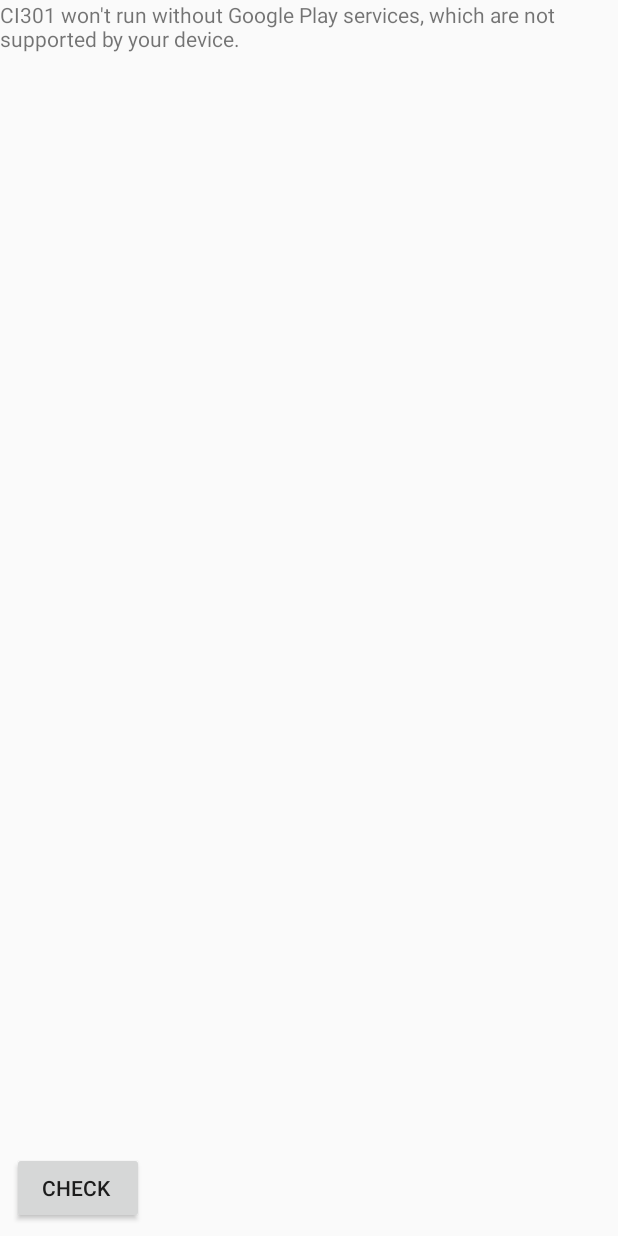
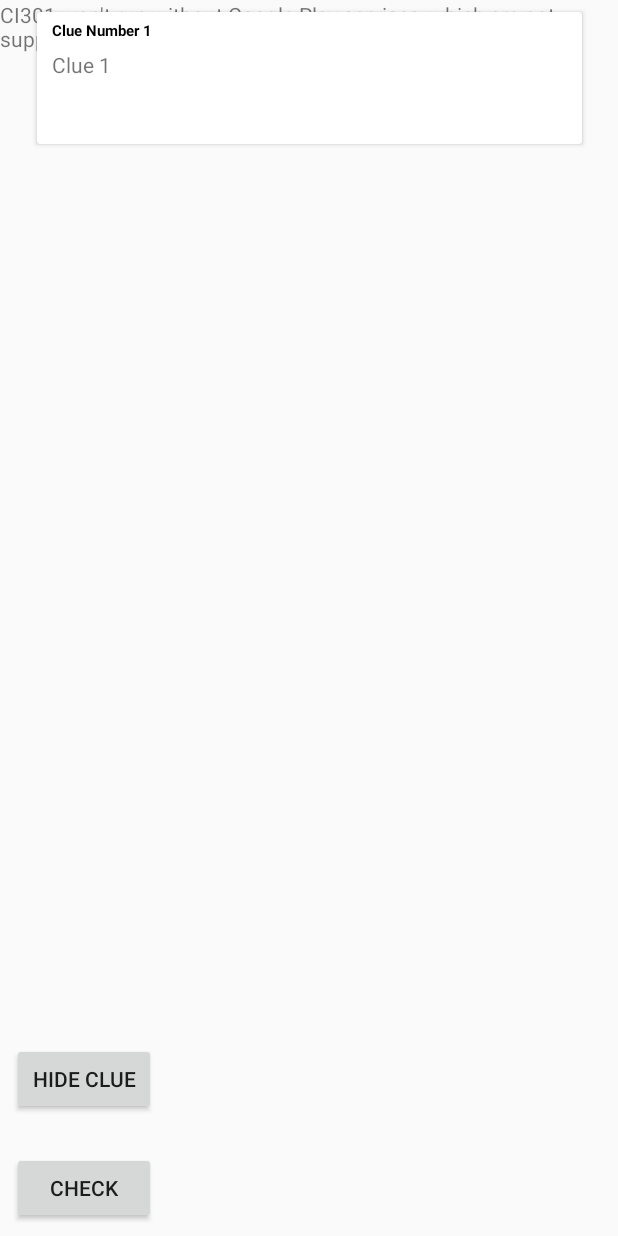
Before and after one commit to danpascoe/CI301-TreasureHunt, an Android app: the screen it shows after launch (MapActivity), after a tap on "BUTTON", on a phone screen of 412 x 824 dp. Run offline under Robolectric (Android 15) with nearby library versions, the phone set to English and light mode, and no system bars; libraries missing offline, so code that uses them is left out: com.google.maps.android.

Commit message:
Added clue UI
Show Hide Clue added
Clue Changes when treasure is found
Added get clue function to Gameplay class that returns clue and clue number

```diff
--- a/Application/app/build.gradle
+++ b/Application/app/build.gradle
@@ -28,5 +28,6 @@ dependencies {
     androidTestImplementation 'com.android.support.test:runner:1.0.2'
     androidTestImplementation 'com.android.support.test.espresso:espresso-core:3.0.2'
     implementation 'com.google.maps.android:android-maps-utils:0.4+'
+    implementation 'com.android.support:cardview-v7:28.0.0'
 
 }
--- a/Application/app/src/main/java/application/pascoe/com/ci301/Gameplay.java
+++ b/Application/app/src/main/java/application/pascoe/com/ci301/Gameplay.java
@@ -5,19 +5,25 @@ import com.google.maps.android.SphericalUtil;
 
 public class Gameplay {
 
-    public static double[] clueLocationsLat = {50.871};
-    public static double[] clueLocationsLng = {0.578};
-    private String[] clues = {};
+    public static double[] clueLocationsLat = {50.871, 0.578};
+    public static double[] clueLocationsLng = {0.578, 0.578};
+    private static String[] clues = {"Clue 1", "Clue 2"};
     private static int currentClue = 0;
 
     public static boolean checkDistance(LatLng currentPos){
         LatLng cluePos = new LatLng(clueLocationsLat[currentClue], clueLocationsLng[currentClue]);
         double distanceCheck = SphericalUtil.computeDistanceBetween(currentPos, cluePos);
         if(distanceCheck <= Constants.MIN_PLAYER_TO_CLUE_DISTANCE){
-            //currentClue++;
+            currentClue++;
             return true;
         }else {
             return false;
         }
     }
+
+    public static String[] getClue(){
+        String currentClueText = Integer.toString(currentClue + 1);
+        String[] arrClue = {currentClueText, clues[currentClue]};
+        return arrClue;
+    }
 }
--- a/Application/app/src/main/java/application/pascoe/com/ci301/MapActivity.java
+++ b/Application/app/src/main/java/application/pascoe/com/ci301/MapActivity.java
@@ -8,9 +8,11 @@ import android.location.LocationManager;
 import android.support.v4.app.ActivityCompat;
 import android.support.v4.app.FragmentActivity;
 import android.os.Bundle;
+import android.support.v7.widget.CardView;
 import android.util.Log;
 import android.view.View;
 import android.widget.Button;
+import android.widget.TextView;
 import android.widget.Toast;
 
 import com.google.android.gms.location.FusedLocationProviderClient;
@@ -24,6 +26,8 @@ import com.google.android.gms.maps.model.LatLng;
 import com.google.android.gms.maps.model.MarkerOptions;
 import com.google.android.gms.tasks.OnSuccessListener;
 
+import java.sql.RowId;
+
 public class MapActivity extends FragmentActivity implements OnMapReadyCallback {
 
     private static final String TAG = "MapActivity";
@@ -35,17 +39,31 @@ public class MapActivity extends FragmentActivity implements OnMapReadyCallback
     protected void onCreate(Bundle savedInstanceState) {
         super.onCreate(savedInstanceState);
         setContentView(R.layout.activity_map);
-        final Gameplay gameplay = new Gameplay();
         fusedLocationClient = LocationServices.getFusedLocationProviderClient(this);
         SupportMapFragment mapFragment = (SupportMapFragment) getSupportFragmentManager()
                 .findFragmentById(R.id.map);
         mapFragment.getMapAsync(this);
-
+        updateClue();
         Button checkButton = findViewById(R.id.btn_checkDistance);
         checkButton.setOnClickListener(new View.OnClickListener() {
             @Override
             public void onClick(View view) {
                 checkPlayerRange();
+            }
+        });
+
+        final Button btn_showHideClue = findViewById(R.id.btn_showHideClue);
+        btn_showHideClue.setOnClickListener(new View.OnClickListener() {
+            @Override
+            public void onClick(View view) {
+                CardView cv_clue = findViewById(R.id.cv_clue);
+                if(cv_clue.getVisibility() == cv_clue.VISIBLE) {
+                    cv_clue.setVisibility(cv_clue.INVISIBLE);
+                    btn_showHideClue.setText("SHOW CLUE");
+                }else{
+                    cv_clue.setVisibility(cv_clue.VISIBLE);
+                    btn_showHideClue.setText("HIDE CLUE");
+                }
             }
         });
     }
@@ -56,7 +74,7 @@ public class MapActivity extends FragmentActivity implements OnMapReadyCallback
         mMap.setBuildingsEnabled(true);
         mMap.setMinZoomPreference(Constants.MIN_CAMERA_ZOOM);
         mMap.setMaxZoomPreference(Constants.MAX_CAMERA_ZOOM);
-        //mMap.getUiSettings().setScrollGesturesEnabled(false);
+        mMap.getUiSettings().setScrollGesturesEnabled(false);
 
         if (ActivityCompat.checkSelfPermission(this, Manifest.permission.ACCESS_FINE_LOCATION) != PackageManager.PERMISSION_GRANTED
                 && ActivityCompat.checkSelfPermission(this, Manifest.permission.ACCESS_COARSE_LOCATION) != PackageManager.PERMISSION_GRANTED) {
@@ -140,6 +158,7 @@ public class MapActivity extends FragmentActivity implements OnMapReadyCallback
                 boolean distanceCheck = Gameplay.checkDistance(pos);
                 if(distanceCheck){
                     Toast.makeText(MapActivity.this, "WORKING", Toast.LENGTH_SHORT).show();
+                    updateClue();
                     // SHOW UI AND NEXT CLUE
                 }else{
                     Toast.makeText(MapActivity.this, "NOT IN RANGE", Toast.LENGTH_SHORT).show();
@@ -148,4 +167,13 @@ public class MapActivity extends FragmentActivity implements OnMapReadyCallback
             }
         });
     }
+
+    public void updateClue(){
+        String[] currentClueArr = Gameplay.getClue();
+        TextView txt_clue = findViewById(R.id.txt_clue);
+        TextView txt_clueNum = findViewById(R.id.txt_clueNumber);
+
+        txt_clue.setText(currentClueArr[1]);
+        txt_clueNum.setText("Clue Number " + (currentClueArr[0]));
     }
+}
--- a/Application/app/src/main/res/layout/activity_map.xml
+++ b/Application/app/src/main/res/layout/activity_map.xml
@@ -15,6 +15,7 @@
         android:layout_height="0dp"
         map:layout_constraintBottom_toBottomOf="parent"
         map:layout_constraintEnd_toEndOf="parent"
+        map:layout_constraintHorizontal_bias="0.0"
         map:layout_constraintStart_toStartOf="parent"
         map:layout_constraintTop_toTopOf="parent"
         map:layout_constraintVertical_bias="0.0"
@@ -22,13 +23,13 @@
 
     <Button
         android:id="@+id/btn_checkDistance"
-        android:layout_width="wrap_content"
+        android:layout_width="96dp"
         android:layout_height="wrap_content"
         android:layout_marginStart="8dp"
         android:layout_marginTop="8dp"
         android:layout_marginEnd="36dp"
         android:layout_marginBottom="8dp"
-        android:text="Check "
+        android:text="Check"
         app:layout_constraintBottom_toBottomOf="parent"
         app:layout_constraintEnd_toEndOf="parent"
         app:layout_constraintHorizontal_bias="0.0"
@@ -36,5 +37,57 @@
         app:layout_constraintTop_toTopOf="parent"
         app:layout_constraintVertical_bias="1.0" />
 
+    <Button
+        android:id="@+id/btn_showHideClue"
+        android:layout_width="96dp"
+        android:layout_height="wrap_content"
+        android:layout_marginStart="8dp"
+        android:layout_marginTop="8dp"
+        android:layout_marginEnd="36dp"
+        android:layout_marginBottom="8dp"
+        android:text="Hide Clue"
+        app:layout_constraintBottom_toBottomOf="parent"
+        app:layout_constraintEnd_toEndOf="parent"
+        app:layout_constraintHorizontal_bias="0.0"
+        app:layout_constraintStart_toStartOf="parent"
+        app:layout_constraintTop_toTopOf="parent"
+        app:layout_constraintVertical_bias="0.904" />
+
+    <android.support.v7.widget.CardView
+        android:id="@+id/cv_clue"
+        android:layout_width="363dp"
+        android:layout_height="88dp"
+        android:layout_margin="8dp"
+        android:layout_marginStart="8dp"
+        android:layout_marginTop="8dp"
+        android:layout_marginEnd="8dp"
+        android:layout_marginBottom="8dp"
+        app:layout_constraintBottom_toBottomOf="parent"
+        app:layout_constraintEnd_toEndOf="parent"
+        app:layout_constraintStart_toStartOf="parent"
+        app:layout_constraintTop_toTopOf="@+id/map"
+        app:layout_constraintVertical_bias="0.0">
+
+        <TextView
+            android:id="@+id/txt_clueNumber"
+            android:layout_width="wrap_content"
+            android:layout_height="wrap_content"
+            android:layout_marginLeft="10dp"
+            android:layout_marginTop="5dp"
+            android:text="Clue Number X"
+            android:textAppearance="@style/amu_Bubble.TextAppearance.Dark"
+            android:textColor="@color/common_google_signin_btn_text_dark_focused"
+            android:textStyle="bold" />
+
+        <TextView
+            android:id="@+id/txt_clue"
+            android:layout_width="wrap_content"
+            android:layout_height="wrap_content"
+            android:layout_marginLeft="10dp"
+            android:layout_marginTop="25dp"
+            android:layout_marginRight="10dp"
+            android:text="Lorem ipsum dolor sit amet, consectetur adipiscing elit. Vestibulum sed lectus interdum, placerat est eget, maximus sed." />
+    </android.support.v7.widget.CardView>
+
 
 </android.support.constraint.ConstraintLayout>
```
Lines whose indentation alone changed are shown as unchanged.
